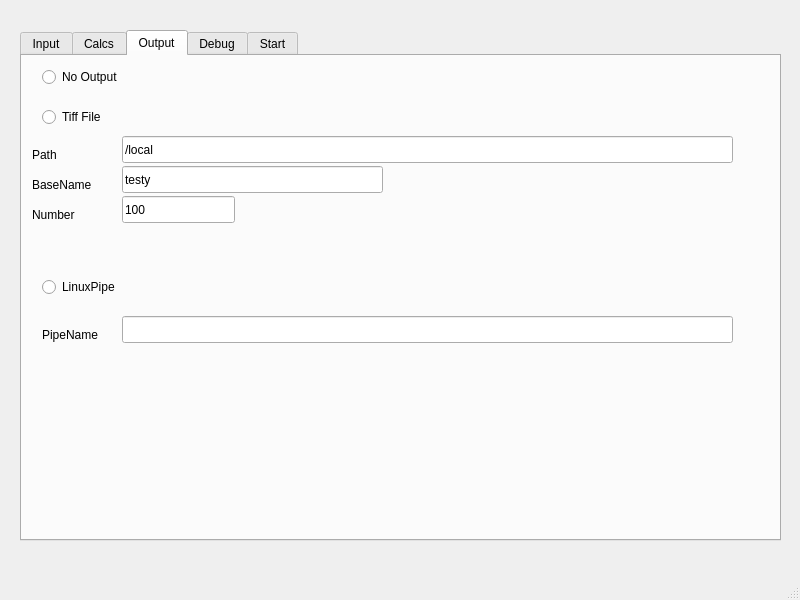
Before: the Qt Designer form XPCS/mpicontrolgui.ui in APSDetectors/detectorMPI, drawn with Qt 5.
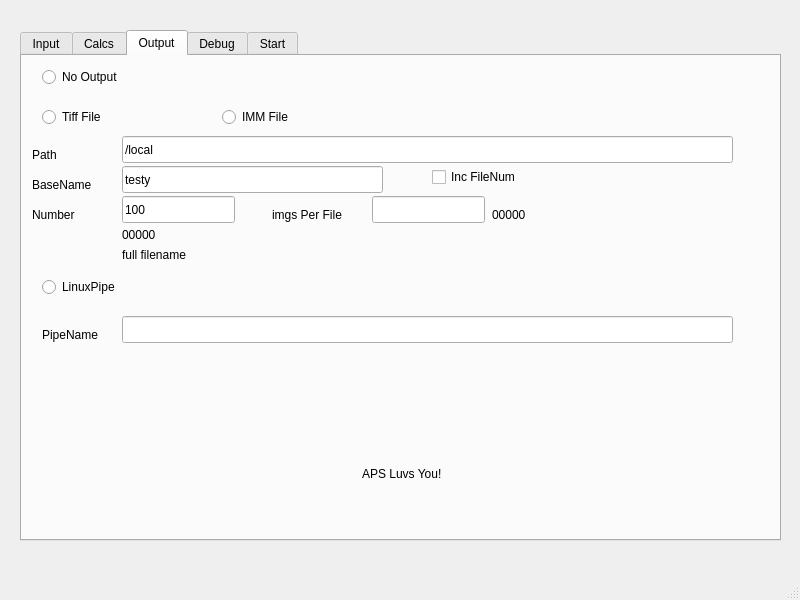
After: the same form once the commit is applied. The open tabs and pages were chosen to show the change.

The edit to the form file:
```diff
--- a/XPCS/mpicontrolgui.ui
+++ b/XPCS/mpicontrolgui.ui
@@ -635,6 +635,107 @@
        <string>No Output</string>
       </property>
      </widget>
+     <widget class="QRadioButton" name="radioButton_immFileOutput">
+      <property name="geometry">
+       <rect>
+        <x>200</x>
+        <y>50</y>
+        <width>114</width>
+        <height>22</height>
+       </rect>
+      </property>
+      <property name="text">
+       <string>IMM File</string>
+      </property>
+     </widget>
+     <widget class="QLineEdit" name="lineEdit_NumFiles2Capture">
+      <property name="geometry">
+       <rect>
+        <x>350</x>
+        <y>140</y>
+        <width>113</width>
+        <height>27</height>
+       </rect>
+      </property>
+     </widget>
+     <widget class="QLabel" name="label_20">
+      <property name="geometry">
+       <rect>
+        <x>250</x>
+        <y>150</y>
+        <width>91</width>
+        <height>17</height>
+       </rect>
+      </property>
+      <property name="text">
+       <string>imgs Per File</string>
+      </property>
+     </widget>
+     <widget class="QLabel" name="label_NumCaptured_RBV">
+      <property name="geometry">
+       <rect>
+        <x>470</x>
+        <y>150</y>
+        <width>91</width>
+        <height>17</height>
+       </rect>
+      </property>
+      <property name="text">
+       <string>00000</string>
+      </property>
+     </widget>
+     <widget class="QLabel" name="label_fileNumberRBV">
+      <property name="geometry">
+       <rect>
+        <x>100</x>
+        <y>170</y>
+        <width>91</width>
+        <height>17</height>
+       </rect>
+      </property>
+      <property name="text">
+       <string>00000</string>
+      </property>
+     </widget>
+     <widget class="QCheckBox" name="checkBox_IncFileNum">
+      <property name="geometry">
+       <rect>
+        <x>410</x>
+        <y>110</y>
+        <width>181</width>
+        <height>22</height>
+       </rect>
+      </property>
+      <property name="text">
+       <string>Inc FileNum</string>
+      </property>
+     </widget>
+     <widget class="QLabel" name="label_fullFileName_RBV">
+      <property name="geometry">
+       <rect>
+        <x>100</x>
+        <y>190</y>
+        <width>631</width>
+        <height>17</height>
+       </rect>
+      </property>
+      <property name="text">
+       <string>full filename</string>
+      </property>
+     </widget>
+     <widget class="QLabel" name="label_24">
+      <property name="geometry">
+       <rect>
+        <x>340</x>
+        <y>410</y>
+        <width>161</width>
+        <height>16</height>
+       </rect>
+      </property>
+      <property name="text">
+       <string>APS Luvs You!</string>
+      </property>
+     </widget>
     </widget>
     <widget class="QWidget" name="tab_5">
      <attribute name="title">
```
Left out of the diff: 209 changed lines with no effect on the pictures.
